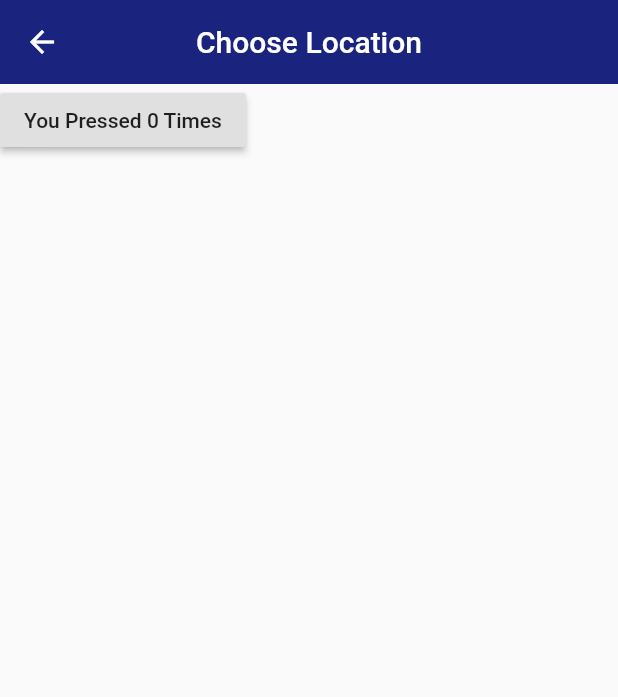
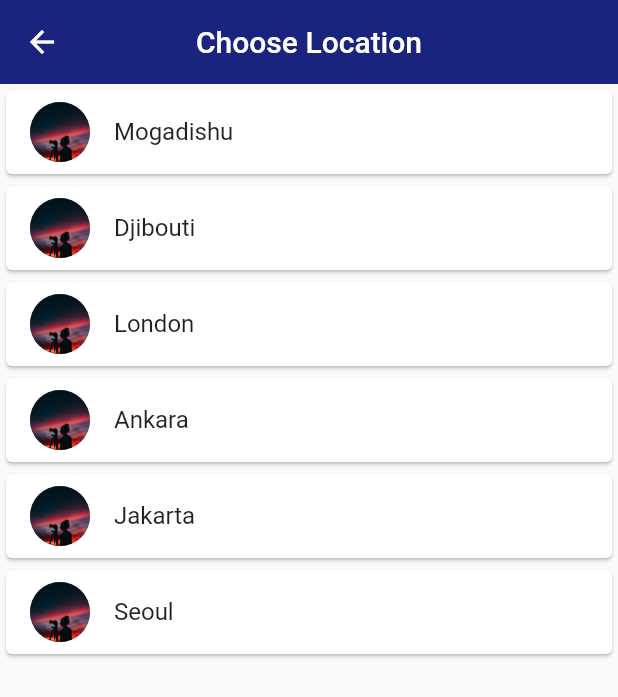
Before and after one commit to AminAbdisamad/world_clock, a Flutter app: the ChooseLocation screen opened by its route, on a phone screen of 412 x 824 dp. Shown: the top 697 px of the screen. Run offline on Flutter 3.47's test engine with Material 2 defaults, Android fonts, the phone set to English and light mode, and no system bars; our stand-ins replace flutter_spinkit, flutter_svg; network calls fail.

Commit message:
Added choose cities page that lists city names and flags

```diff
--- a/lib/pages/choose_location.dart
+++ b/lib/pages/choose_location.dart
@@ -1,4 +1,6 @@
 import "package:flutter/material.dart";
+import 'package:clock_app/services/world_time.dart';
+// import 'package:flutter_svg/flutter_svg.dart';
 
 
 class ChooseLocation extends StatefulWidget {
@@ -7,7 +9,16 @@ class ChooseLocation extends StatefulWidget {
 }
 
 class _ChooseLocationState extends State<ChooseLocation> {
-   int counter = 0;
+
+
+   List<WorldTime>   locations =[
+     WorldTime(location: "Mogadishu",url: "Africa/Mogadishu"),
+     WorldTime(location:"Djibouti",url: "Africa/Djibouti"),
+     WorldTime(location: "London",url: "Europe/London"),
+     WorldTime(location: "Ankara",url: "Europe/Ankara"),
+     WorldTime(location: "Jakarta",url: "Asia/Jakarta"),
+     WorldTime(location: "Seoul", url: "Asia/Seoul")
+   ];
 
 
 
@@ -15,14 +26,13 @@ class _ChooseLocationState extends State<ChooseLocation> {
   void initState() {
     // TODO: implement initState
     super.initState();
-    print("Run InitState function");
 
   }
 
 
   @override
   Widget build(BuildContext context) {
-    print("Run Build Function");
+
     return Scaffold(
 
       appBar: AppBar(
@@ -31,10 +41,20 @@ class _ChooseLocationState extends State<ChooseLocation> {
         backgroundColor: Colors.indigo[900],
         elevation: 0.0,
       ),
-     body: RaisedButton(
-       onPressed: ()=>setState(()=>counter+=1),
-       child: Text("You Pressed $counter Times"),
-     )
+     body: ListView.builder(
+       itemCount: locations.length,
+         itemBuilder: (context,index){
+         return Card(
+           child: ListTile(
+             onTap: (){},
+             title: Text(locations[index].location),
+             leading: CircleAvatar(
+               backgroundImage:AssetImage("assets/night.jpg")
+               ) ,
+             ),
+         );
+         }
+     ),
     );
   }
 }
--- a/lib/pages/home.dart
+++ b/lib/pages/home.dart
@@ -19,6 +19,7 @@ class _HomeState extends State<Home> {
     String bgImage = data['isDaytime'] ? 'day.jpg' : 'night.jpg';
     //set title bar color
     Color bgColor = data['isDaytime'] ? Colors.grey[300] : Colors.black87;
+    // String bgColor = '#000';
 
     return Scaffold(
 
```
